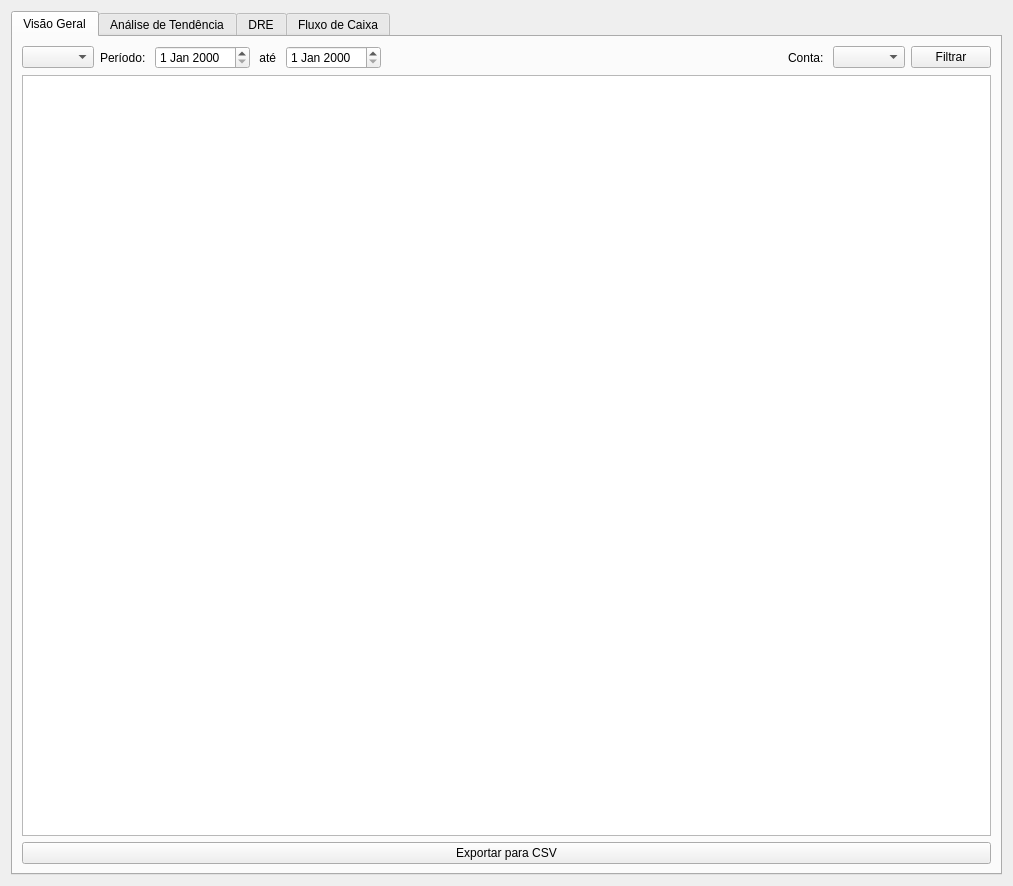
Qt form MeuCentavoApp/Designer/FormsDashboard/DashboardPages/pageRelatorios.ui (bee0ne1/MeuCentavo) before a commit.
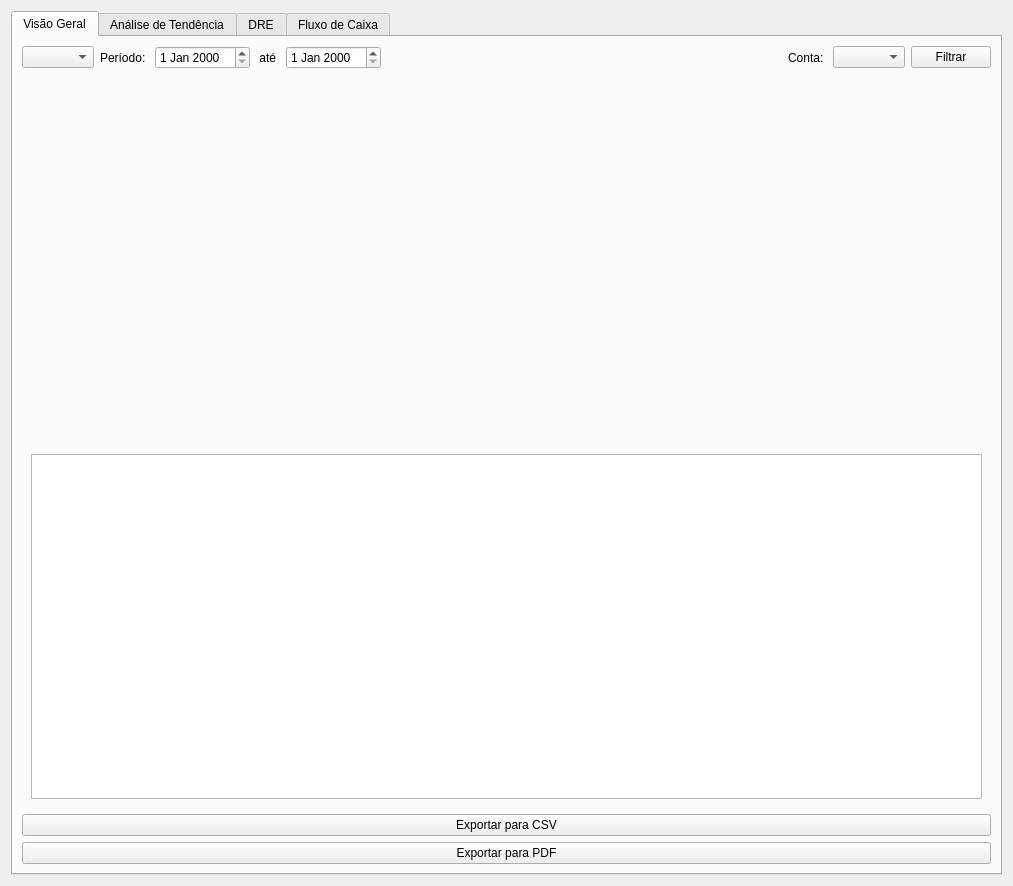
The same form after that commit.

Patch:
```diff
--- a/MeuCentavoApp/Designer/FormsDashboard/DashboardPages/pageRelatorios.ui
+++ b/MeuCentavoApp/Designer/FormsDashboard/DashboardPages/pageRelatorios.ui
@@ -13,7 +13,7 @@
   <property name="windowTitle">
    <string>pageRelatorios</string>
   </property>
-  <layout class="QHBoxLayout" name="horizontalLayout_5">
+  <layout class="QHBoxLayout" name="horizontalLayout_8">
    <item>
     <widget class="QTabWidget" name="tabWidget">
      <property name="currentIndex">
@@ -25,7 +25,7 @@
       </attribute>
       <layout class="QHBoxLayout" name="horizontalLayout_4">
        <item>
-        <layout class="QVBoxLayout" name="verticalLayout" stretch="0,1,1,0">
+        <layout class="QVBoxLayout" name="verticalLayout" stretch="0,1,1,0,0">
          <item>
           <layout class="QHBoxLayout" name="layoutFiltros">
            <item>
@@ -84,7 +84,8 @@
           </layout>
          </item>
          <item>
-          <layout class="QHBoxLayout" name="horizontalLayout_2">
+          <widget class="QWidget" name="containerGraficos" native="true">
+           <layout class="QHBoxLayout" name="horizontalLayout_9">
            <item>
             <layout class="QVBoxLayout" name="layoutGraficoPizza"/>
            </item>
@@ -92,10 +93,17 @@
             <layout class="QVBoxLayout" name="layoutGraficoBarras"/>
            </item>
           </layout>
+          </widget>
          </item>
+         <item>
+          <widget class="QWidget" name="containerTabela" native="true">
+           <layout class="QHBoxLayout" name="horizontalLayout_2">
          <item>
           <widget class="QTableWidget" name="tableWidgetDetalhes"/>
          </item>
+           </layout>
+          </widget>
+         </item>
          <item>
           <layout class="QHBoxLayout" name="horizontalLayout">
            <item>
@@ -107,6 +115,17 @@
            </item>
           </layout>
          </item>
+         <item>
+          <layout class="QHBoxLayout" name="horizontalLayout_5">
+           <item>
+            <widget class="QPushButton" name="buttonExportarPDF">
+             <property name="text">
+              <string>Exportar para PDF</string>
+             </property>
+            </widget>
+           </item>
+          </layout>
+         </item>
         </layout>
        </item>
       </layout>
```
Lines whose indentation alone changed are shown as unchanged.
